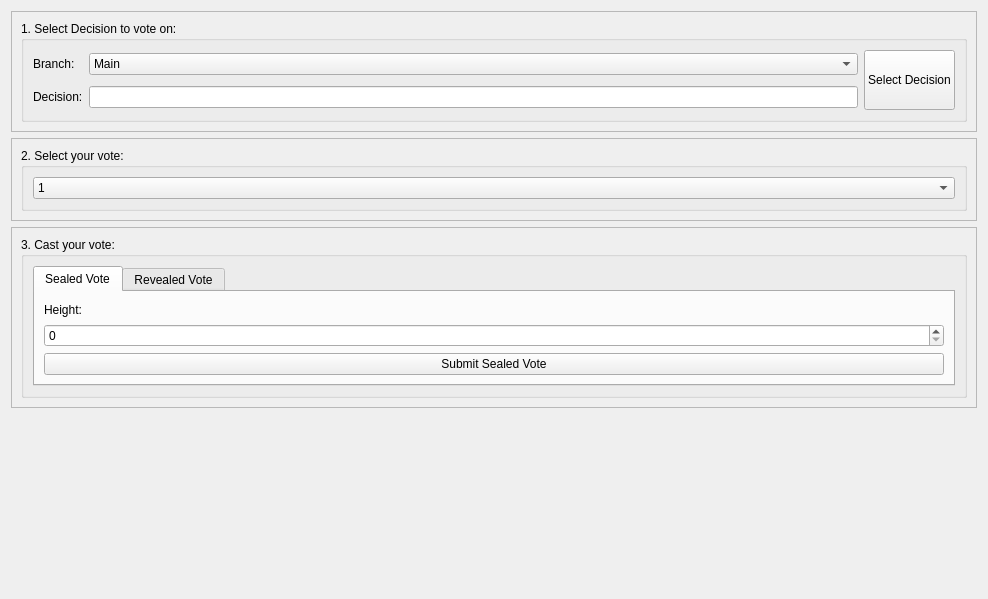
bitjson/hivemind, file src/qt/forms/voteview.ui: the form before one commit.
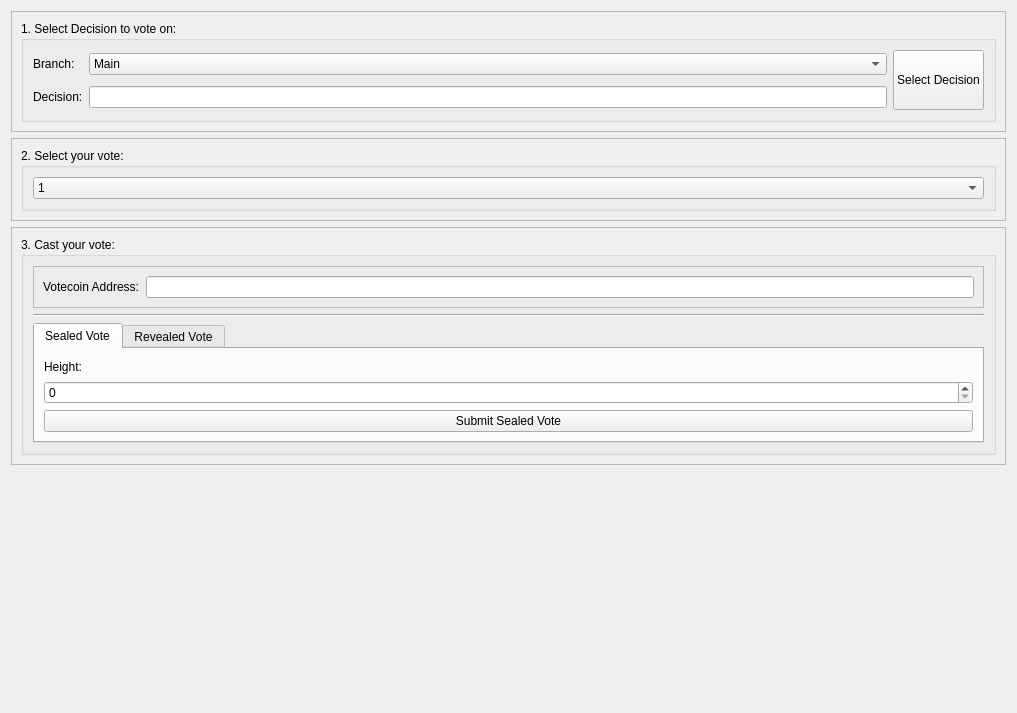
The form after the commit. Icons and pictures are not drawn.

Commit message: Update market creation widget, update VoteView to allow users to create votes with their own votecoin address

Patch:
```diff
--- a/src/qt/forms/voteview.ui
+++ b/src/qt/forms/voteview.ui
@@ -6,8 +6,8 @@
    <rect>
     <x>0</x>
     <y>0</y>
-    <width>988</width>
-    <height>599</height>
+    <width>1017</width>
+    <height>713</height>
    </rect>
   </property>
   <property name="windowTitle">
@@ -162,6 +162,35 @@
          <string>3. Cast your vote:</string>
         </property>
         <layout class="QVBoxLayout" name="verticalLayout_7">
+         <item>
+          <widget class="QFrame" name="frame_4">
+           <property name="frameShape">
+            <enum>QFrame::StyledPanel</enum>
+           </property>
+           <property name="frameShadow">
+            <enum>QFrame::Raised</enum>
+           </property>
+           <layout class="QHBoxLayout" name="horizontalLayout">
+            <item>
+             <widget class="QLabel" name="label_2">
+              <property name="text">
+               <string>Votecoin Address:</string>
+              </property>
+             </widget>
+            </item>
+            <item>
+             <widget class="QLineEdit" name="lineEditVotecoinAddress"/>
+            </item>
+           </layout>
+          </widget>
+         </item>
+         <item>
+          <widget class="Line" name="line">
+           <property name="orientation">
+            <enum>Qt::Horizontal</enum>
+           </property>
+          </widget>
+         </item>
          <item>
           <widget class="QTabWidget" name="tabWidget">
            <property name="currentIndex">
```
Left out of the diff: 1 changed line with no effect on the pictures. The commit also changes 2 other files.
